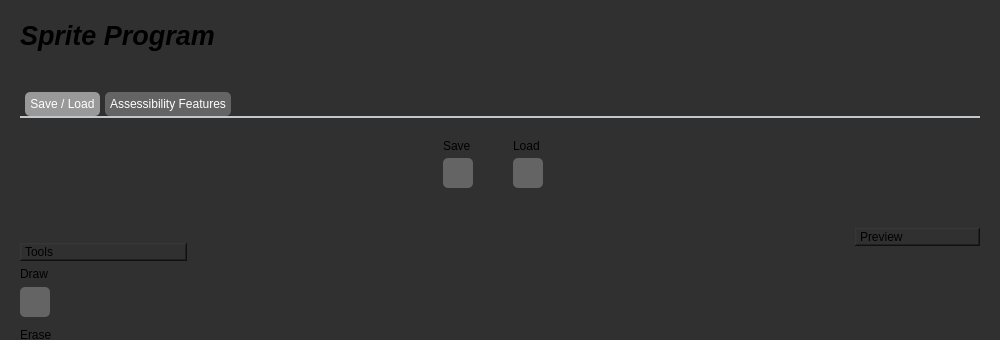
Old version of the form mainwindow.ui in the repository landonwest815/sprite-editor; both pictures show x 0 to 1000 and y 0 to 340 of the 1000 by 991 pixel window.
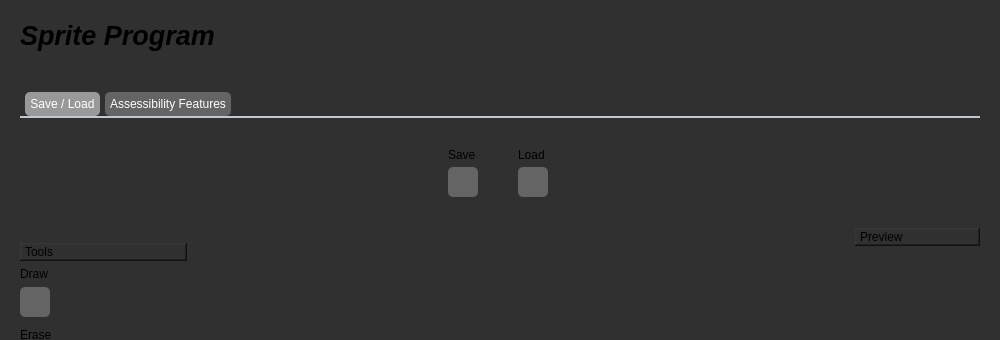
New version of the form. The open tabs and pages were chosen to show the change. Icons and pictures are not drawn.

Commit message: Spacing Bug Fix Pt. 2 (oops)

Patch:
```diff
--- a/mainwindow.ui
+++ b/mainwindow.ui
@@ -128,15 +128,8 @@
        <attribute name="title">
         <string>Save / Load</string>
        </attribute>
-       <widget class="QWidget" name="horizontalLayoutWidget">
-        <property name="geometry">
-         <rect>
-          <x>-5</x>
-          <y>0</y>
-          <width>961</width>
-          <height>101</height>
-         </rect>
-        </property>
+       <layout class="QHBoxLayout" name="horizontalLayout_18">
+        <item>
         <layout class="QHBoxLayout" name="horizontalLayout_9">
          <property name="spacing">
           <number>10</number>
@@ -376,7 +369,8 @@
           </spacer>
          </item>
         </layout>
-       </widget>
+        </item>
+       </layout>
       </widget>
       <widget class="QWidget" name="accessibilityTab">
        <property name="sizePolicy">
```
Left out of the diff: 2 changed lines with no effect on the pictures. Lines whose indentation alone changed are shown as unchanged.
